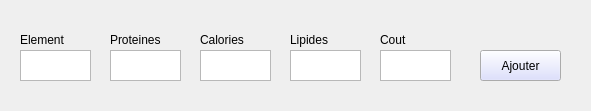
Qt form Interfaces/itemForm.ui (MohamedRebai41/Operations_Research_Project) before a commit.
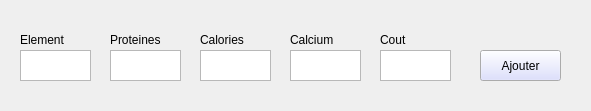
The same form after that commit.

Diff of the .ui file:
```diff
--- a/Interfaces/itemForm.ui
+++ b/Interfaces/itemForm.ui
@@ -125,7 +125,7 @@
     </rect>
    </property>
    <property name="text">
-    <string>Lipides</string>
+    <string>Calcium</string>
    </property>
   </widget>
   <widget class="QPushButton" name="button">
```
